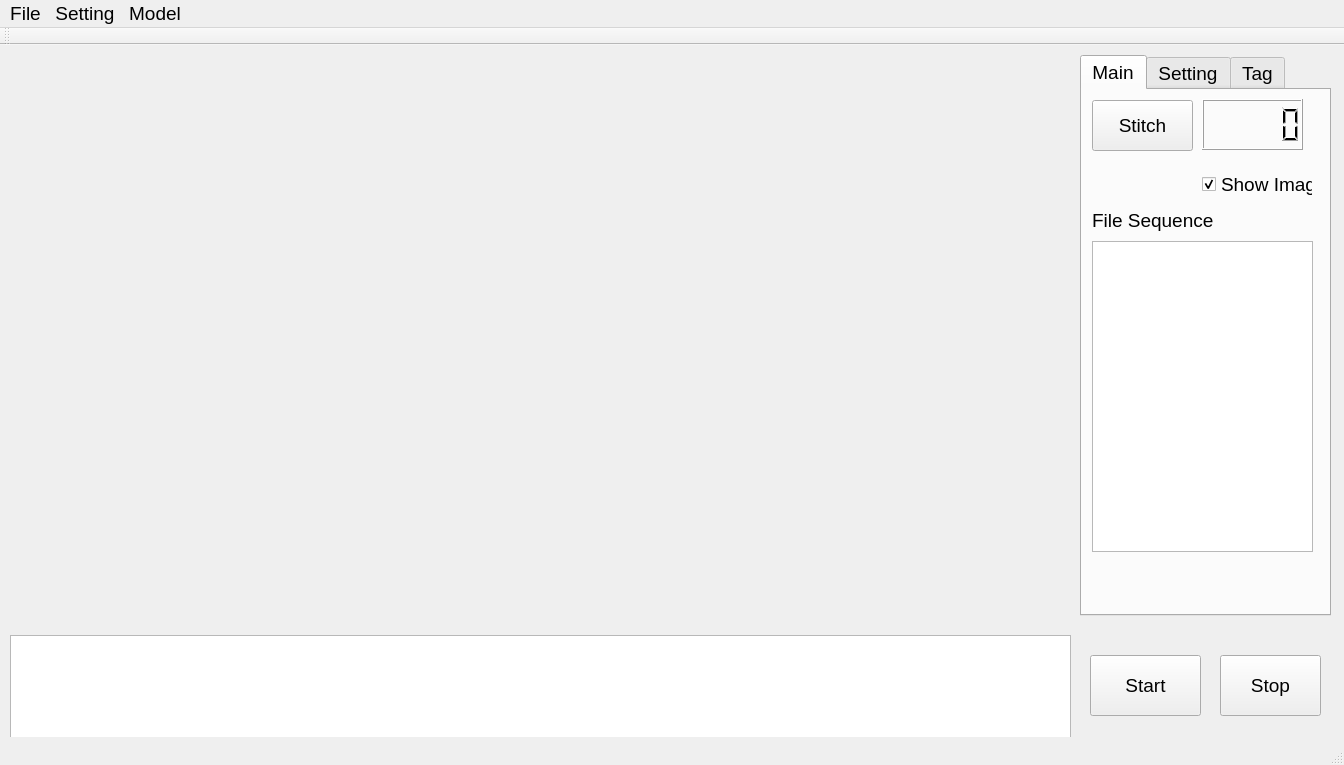
First picture: the form in mainwindow.ui, repository jefftsai8049/BeeObservationSystem_Analysis, before the edit.
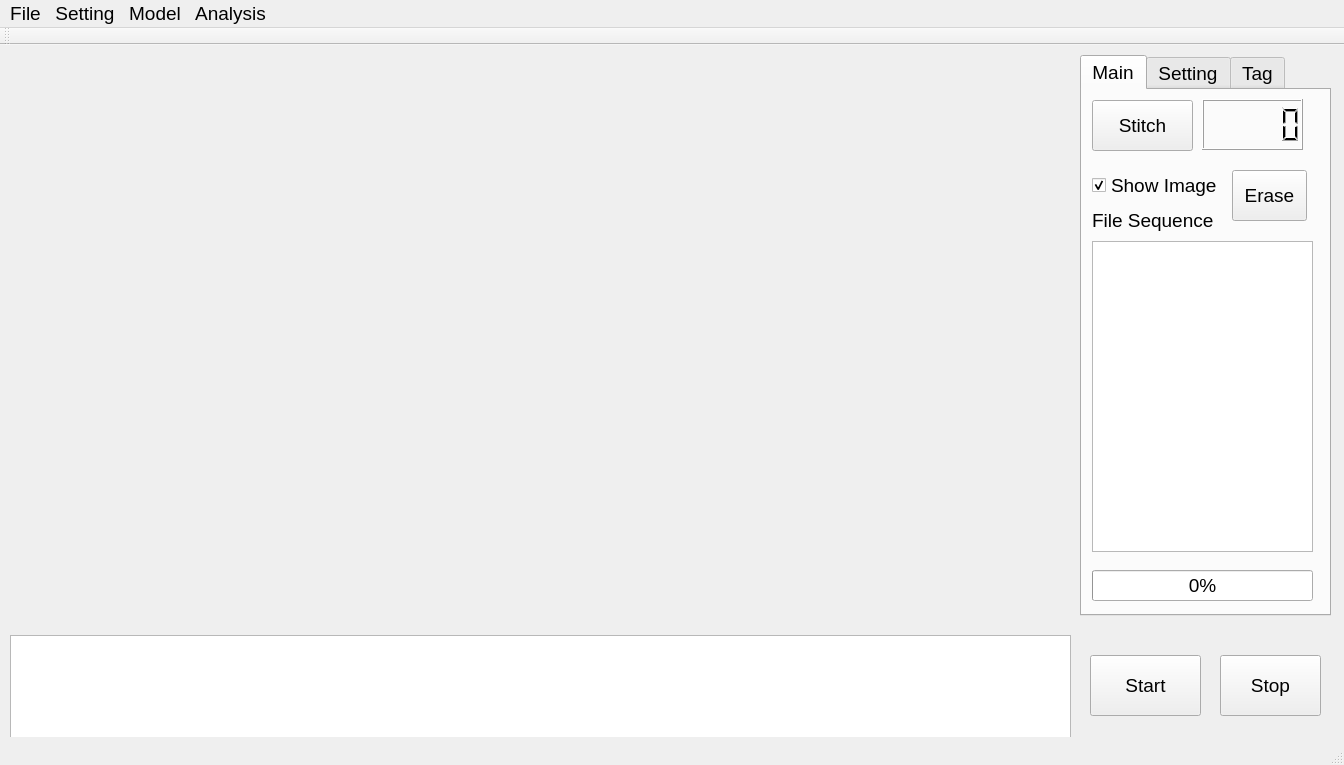
Second picture: the form after the edit. Custom widgets are drawn as their Qt base class.

```diff
--- a/mainwindow.ui
+++ b/mainwindow.ui
@@ -90,9 +90,9 @@
      <widget class="QCheckBox" name="show_image_checkBox">
       <property name="geometry">
        <rect>
-        <x>120</x>
-        <y>69</y>
-        <width>111</width>
+        <x>10</x>
+        <y>70</y>
+        <width>131</width>
         <height>51</height>
        </rect>
       </property>
@@ -103,6 +103,32 @@
        <bool>true</bool>
       </property>
      </widget>
+     <widget class="QProgressBar" name="processing_progressBar">
+      <property name="geometry">
+       <rect>
+        <x>10</x>
+        <y>480</y>
+        <width>221</width>
+        <height>31</height>
+       </rect>
+      </property>
+      <property name="value">
+       <number>0</number>
+      </property>
+     </widget>
+     <widget class="QPushButton" name="erase_pushButton">
+      <property name="geometry">
+       <rect>
+        <x>150</x>
+        <y>80</y>
+        <width>75</width>
+        <height>51</height>
+       </rect>
+      </property>
+      <property name="text">
+       <string>Erase</string>
+      </property>
+     </widget>
     </widget>
     <widget class="QWidget" name="tab_2">
      <attribute name="title">
@@ -436,7 +462,7 @@
      <x>0</x>
      <y>0</y>
      <width>1344</width>
-     <height>28</height>
+     <height>21</height>
     </rect>
    </property>
    <widget class="QMenu" name="menuFile">
@@ -464,9 +490,15 @@
     </property>
     <addaction name="actionTrain_New_Tag_Model"/>
    </widget>
+   <widget class="QMenu" name="menuAnalysis">
+    <property name="title">
+     <string>Analysis</string>
+    </property>
+   </widget>
    <addaction name="menuFile"/>
    <addaction name="menuSet"/>
    <addaction name="menuModel"/>
+   <addaction name="menuAnalysis"/>
   </widget>
   <widget class="QToolBar" name="mainToolBar">
    <attribute name="toolBarArea">
```
Left out of the diff: 7 changed lines with no effect on the pictures.
